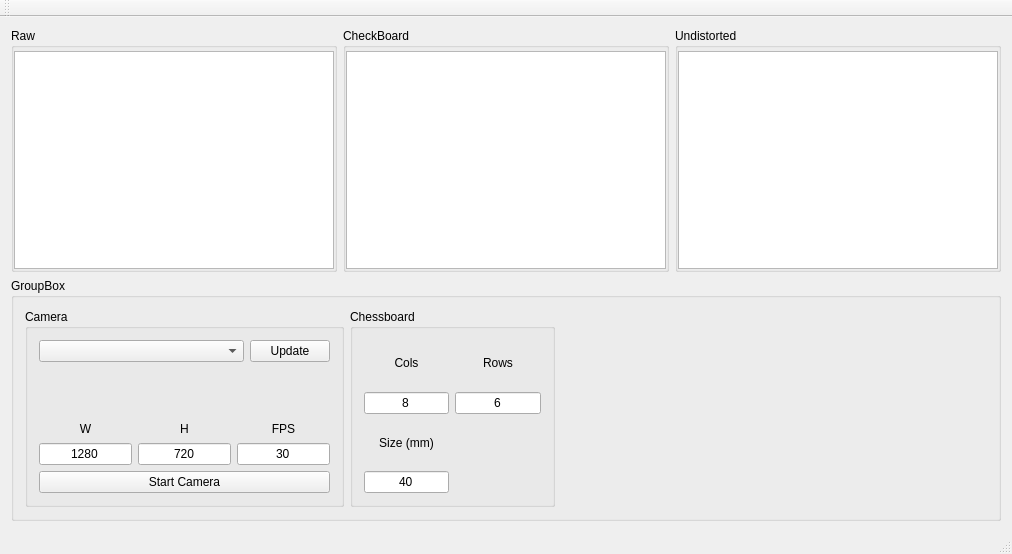
Above: CameraCalibration/forms/mainwindow.ui from Myzhar/qt_camera_calibration before the change. Below: the same form after it.
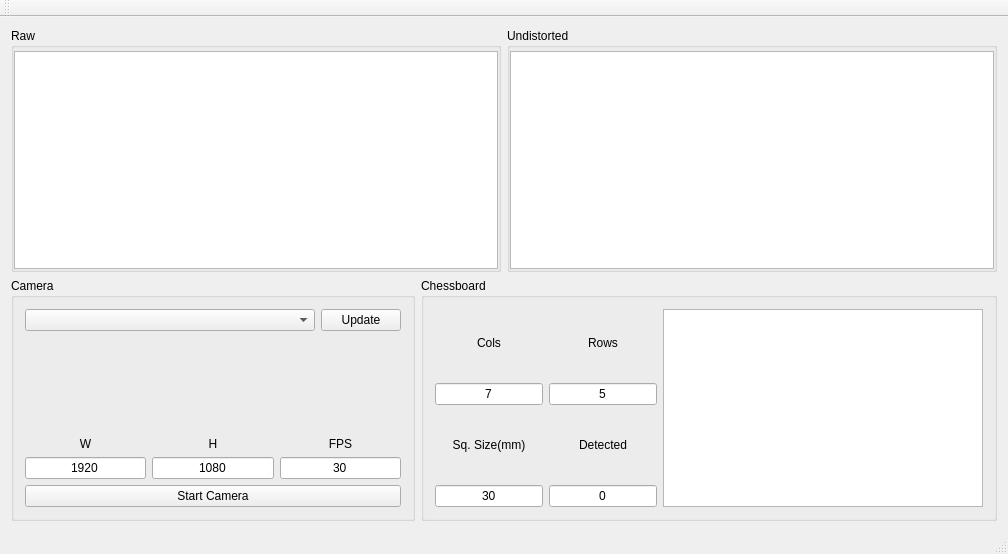
That is the form after the change.

Commit message: New GUI layout Changed double to float Added checkboard count Fixed minor bugs

Patch:
```diff
--- a/CameraCalibration/forms/mainwindow.ui
+++ b/CameraCalibration/forms/mainwindow.ui
@@ -16,6 +16,8 @@
   <widget class="QWidget" name="centralWidget">
    <layout class="QGridLayout" name="gridLayout_5">
     <item row="0" column="0">
+     <layout class="QHBoxLayout" name="horizontalLayout">
+      <item>
      <widget class="QGroupBox" name="groupBox_raw">
       <property name="sizePolicy">
        <sizepolicy hsizetype="Preferred" vsizetype="Preferred">
@@ -45,7 +47,7 @@
        <item row="0" column="0">
         <widget class="QGraphicsView" name="graphicsView_raw">
          <property name="sizePolicy">
-          <sizepolicy hsizetype="Preferred" vsizetype="Preferred">
+            <sizepolicy hsizetype="MinimumExpanding" vsizetype="MinimumExpanding">
            <horstretch>0</horstretch>
            <verstretch>0</verstretch>
           </sizepolicy>
@@ -67,59 +69,7 @@
       </layout>
      </widget>
     </item>
-    <item row="0" column="1">
-     <widget class="QGroupBox" name="groupBox_checkboard">
-      <property name="sizePolicy">
-       <sizepolicy hsizetype="Preferred" vsizetype="Preferred">
-        <horstretch>0</horstretch>
-        <verstretch>0</verstretch>
-       </sizepolicy>
-      </property>
-      <property name="title">
-       <string>CheckBoard</string>
-      </property>
-      <layout class="QGridLayout" name="gridLayout_2">
-       <property name="leftMargin">
-        <number>0</number>
-       </property>
-       <property name="topMargin">
-        <number>3</number>
-       </property>
-       <property name="rightMargin">
-        <number>0</number>
-       </property>
-       <property name="bottomMargin">
-        <number>0</number>
-       </property>
-       <property name="spacing">
-        <number>0</number>
-       </property>
-       <item row="0" column="0">
-        <widget class="QGraphicsView" name="graphicsView_checkboard">
-         <property name="sizePolicy">
-          <sizepolicy hsizetype="Preferred" vsizetype="Preferred">
-           <horstretch>0</horstretch>
-           <verstretch>0</verstretch>
-          </sizepolicy>
-         </property>
-         <property name="minimumSize">
-          <size>
-           <width>320</width>
-           <height>0</height>
-          </size>
-         </property>
-         <property name="maximumSize">
-          <size>
-           <width>16777215</width>
-           <height>16777215</height>
-          </size>
-         </property>
-        </widget>
-       </item>
-      </layout>
-     </widget>
-    </item>
-    <item row="0" column="2">
+      <item>
      <widget class="QGroupBox" name="groupBox_undistorted">
       <property name="sizePolicy">
        <sizepolicy hsizetype="Preferred" vsizetype="Preferred">
@@ -149,7 +99,7 @@
        <item row="0" column="0">
         <widget class="QGraphicsView" name="graphicsView_undistorted">
          <property name="sizePolicy">
-          <sizepolicy hsizetype="Preferred" vsizetype="Preferred">
+            <sizepolicy hsizetype="MinimumExpanding" vsizetype="MinimumExpanding">
            <horstretch>0</horstretch>
            <verstretch>0</verstretch>
           </sizepolicy>
@@ -171,16 +121,14 @@
       </layout>
      </widget>
     </item>
-    <item row="1" column="0" colspan="3">
-     <widget class="QGroupBox" name="groupBox_2">
-      <property name="title">
-       <string>GroupBox</string>
-      </property>
-      <layout class="QGridLayout" name="gridLayout_6">
-       <item row="0" column="0">
+     </layout>
+    </item>
+    <item row="1" column="0">
+     <layout class="QHBoxLayout" name="horizontalLayout_4">
+      <item>
         <widget class="QGroupBox" name="groupBox">
          <property name="sizePolicy">
-          <sizepolicy hsizetype="Preferred" vsizetype="Preferred">
+         <sizepolicy hsizetype="Preferred" vsizetype="MinimumExpanding">
            <horstretch>0</horstretch>
            <verstretch>0</verstretch>
           </sizepolicy>
@@ -202,10 +150,10 @@
             </property>
            </widget>
           </item>
-          <item row="3" column="0">
+         <item row="4" column="0">
            <widget class="QPushButton" name="pushButton_camera_connect_disconnect">
             <property name="sizePolicy">
-             <sizepolicy hsizetype="MinimumExpanding" vsizetype="Fixed">
+            <sizepolicy hsizetype="Preferred" vsizetype="Fixed">
               <horstretch>0</horstretch>
               <verstretch>0</verstretch>
              </sizepolicy>
@@ -223,7 +171,7 @@
             <item>
              <widget class="QComboBox" name="comboBox_camera">
               <property name="sizePolicy">
-               <sizepolicy hsizetype="MinimumExpanding" vsizetype="Fixed">
+              <sizepolicy hsizetype="Preferred" vsizetype="Fixed">
                 <horstretch>0</horstretch>
                 <verstretch>0</verstretch>
                </sizepolicy>
@@ -233,7 +181,7 @@
             <item>
              <widget class="QPushButton" name="pushButton_update_camera_list">
               <property name="sizePolicy">
-               <sizepolicy hsizetype="Preferred" vsizetype="Fixed">
+              <sizepolicy hsizetype="Maximum" vsizetype="Fixed">
                 <horstretch>0</horstretch>
                 <verstretch>0</verstretch>
                </sizepolicy>
@@ -245,7 +193,7 @@
             </item>
            </layout>
           </item>
-          <item row="2" column="0">
+         <item row="3" column="0">
            <layout class="QHBoxLayout" name="horizontalLayout_3">
             <item>
              <layout class="QVBoxLayout" name="verticalLayout">
@@ -280,7 +228,7 @@
                  </size>
                 </property>
                 <property name="text">
-                 <string>1280</string>
+                <string>1920</string>
                 </property>
                 <property name="alignment">
                  <set>Qt::AlignCenter</set>
@@ -322,7 +270,7 @@
                  </size>
                 </property>
                 <property name="text">
-                 <string>720</string>
+                <string>1080</string>
                 </property>
                 <property name="alignment">
                  <set>Qt::AlignCenter</set>
@@ -375,29 +323,77 @@
             </item>
            </layout>
           </item>
-         </layout>
-        </widget>
-       </item>
-       <item row="0" column="2">
-        <spacer name="horizontalSpacer">
+         <item row="2" column="0">
+          <spacer name="verticalSpacer">
          <property name="orientation">
-          <enum>Qt::Horizontal</enum>
+            <enum>Qt::Vertical</enum>
          </property>
          <property name="sizeHint" stdset="0">
           <size>
-           <width>477</width>
-           <height>20</height>
+             <width>20</width>
+             <height>40</height>
           </size>
          </property>
         </spacer>
        </item>
-       <item row="0" column="1">
+        </layout>
+       </widget>
+      </item>
+      <item>
         <widget class="QGroupBox" name="groupBox_chessboard">
+        <property name="sizePolicy">
+         <sizepolicy hsizetype="Preferred" vsizetype="MinimumExpanding">
+          <horstretch>0</horstretch>
+          <verstretch>0</verstretch>
+         </sizepolicy>
+        </property>
          <property name="title">
           <string>Chessboard</string>
          </property>
-         <layout class="QGridLayout" name="gridLayout_7">
-          <item row="1" column="0">
+        <layout class="QGridLayout" name="gridLayout_2">
+         <item row="0" column="1">
+          <layout class="QVBoxLayout" name="verticalLayout_4">
+           <item>
+            <widget class="QLabel" name="label_4">
+             <property name="sizePolicy">
+              <sizepolicy hsizetype="Preferred" vsizetype="Preferred">
+               <horstretch>0</horstretch>
+               <verstretch>0</verstretch>
+              </sizepolicy>
+             </property>
+             <property name="text">
+              <string>Rows</string>
+             </property>
+             <property name="alignment">
+              <set>Qt::AlignCenter</set>
+             </property>
+            </widget>
+           </item>
+           <item>
+            <widget class="QLineEdit" name="lineEdit__chessboard_rows">
+             <property name="sizePolicy">
+              <sizepolicy hsizetype="Preferred" vsizetype="Fixed">
+               <horstretch>0</horstretch>
+               <verstretch>0</verstretch>
+              </sizepolicy>
+             </property>
+             <property name="maximumSize">
+              <size>
+               <width>16777215</width>
+               <height>16777215</height>
+              </size>
+             </property>
+             <property name="text">
+              <string>5</string>
+             </property>
+             <property name="alignment">
+              <set>Qt::AlignCenter</set>
+             </property>
+            </widget>
+           </item>
+          </layout>
+         </item>
+         <item row="0" column="0">
            <layout class="QVBoxLayout" name="verticalLayout_5">
             <item>
              <widget class="QLabel" name="label_5">
@@ -430,7 +426,7 @@
                </size>
               </property>
               <property name="text">
-               <string>8</string>
+              <string>7</string>
               </property>
               <property name="alignment">
                <set>Qt::AlignCenter</set>
@@ -440,9 +436,9 @@
            </layout>
           </item>
           <item row="1" column="1">
-           <layout class="QVBoxLayout" name="verticalLayout_4">
+          <layout class="QVBoxLayout" name="verticalLayout_7">
             <item>
-             <widget class="QLabel" name="label_4">
+            <widget class="QLabel" name="label_7">
               <property name="sizePolicy">
                <sizepolicy hsizetype="Preferred" vsizetype="Preferred">
                 <horstretch>0</horstretch>
@@ -450,7 +446,7 @@
                </sizepolicy>
               </property>
               <property name="text">
-               <string>Rows</string>
+              <string>Detected</string>
               </property>
               <property name="alignment">
                <set>Qt::AlignCenter</set>
@@ -458,7 +454,7 @@
              </widget>
             </item>
             <item>
-             <widget class="QLineEdit" name="lineEdit__chessboard_rows">
+            <widget class="QLineEdit" name="lineEdit__chessboard_count">
               <property name="sizePolicy">
                <sizepolicy hsizetype="Preferred" vsizetype="Fixed">
                 <horstretch>0</horstretch>
@@ -472,16 +468,19 @@
                </size>
               </property>
               <property name="text">
-               <string>6</string>
+              <string>0</string>
               </property>
               <property name="alignment">
                <set>Qt::AlignCenter</set>
               </property>
+             <property name="readOnly">
+              <bool>true</bool>
+             </property>
              </widget>
             </item>
            </layout>
           </item>
-          <item row="2" column="0">
+         <item row="1" column="0">
            <layout class="QVBoxLayout" name="verticalLayout_6">
             <item>
              <widget class="QLabel" name="label_6">
@@ -492,7 +491,7 @@
                </sizepolicy>
               </property>
               <property name="text">
-               <string>Size (mm)</string>
+              <string>Sq. Size(mm)</string>
               </property>
               <property name="alignment">
                <set>Qt::AlignCenter</set>
@@ -514,7 +513,7 @@
                </size>
               </property>
               <property name="text">
-               <string>40</string>
+              <string>30</string>
               </property>
               <property name="alignment">
                <set>Qt::AlignCenter</set>
@@ -523,11 +522,32 @@
             </item>
            </layout>
           </item>
-         </layout>
+         <item row="0" column="2" rowspan="2">
+          <widget class="QGraphicsView" name="graphicsView_checkboard">
+           <property name="sizePolicy">
+            <sizepolicy hsizetype="MinimumExpanding" vsizetype="MinimumExpanding">
+             <horstretch>0</horstretch>
+             <verstretch>0</verstretch>
+            </sizepolicy>
+           </property>
+           <property name="minimumSize">
+            <size>
+             <width>320</width>
+             <height>0</height>
+            </size>
+           </property>
+           <property name="maximumSize">
+            <size>
+             <width>16777215</width>
+             <height>16777215</height>
+            </size>
+           </property>
         </widget>
        </item>
       </layout>
      </widget>
+      </item>
+     </layout>
     </item>
    </layout>
   </widget>
```
Lines whose indentation alone changed are shown as unchanged. The commit also changes 6 other files.
